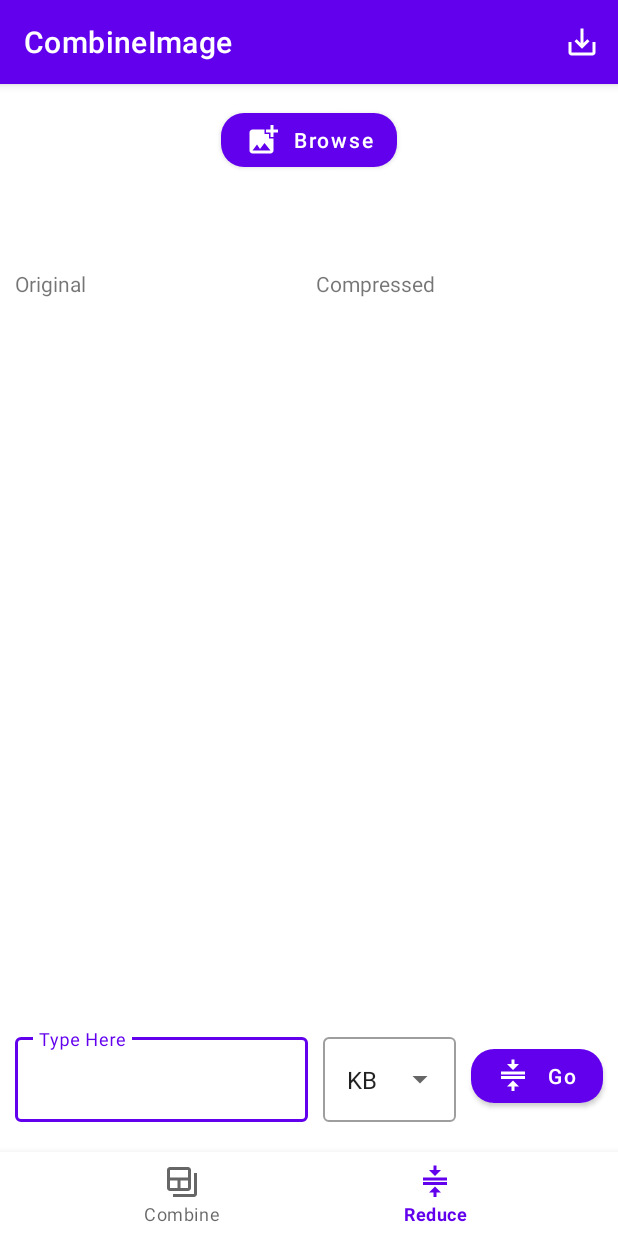
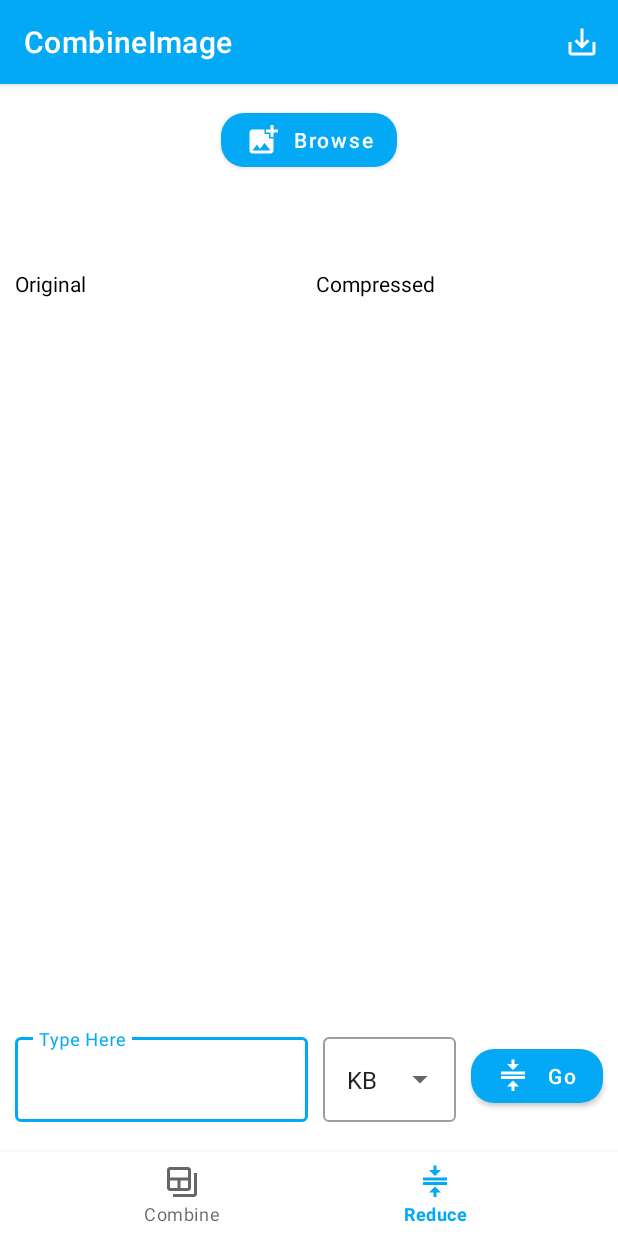
Before and after one commit to dhavanikgithub/CombineImage, an Android app: the screen it shows after launch (ReduceActivity), item 2 of the bottom bar chosen, on a phone screen of 412 x 824 dp. Run offline under Robolectric (Android 15) with nearby library versions, the phone set to English and light mode, and no system bars; our stand-ins replace sdp/ssp sizes; libraries missing offline, so code that uses them is left out: com.karumi.dexter, com.nareshchocha.filepickerlibrary, id.zelory.compressor, it.xabaras.android.

Commit message:
Improve User Interface

```diff
--- a/app/src/main/java/com/example/combineimage/CombineImageActivity.kt
+++ b/app/src/main/java/com/example/combineimage/CombineImageActivity.kt
@@ -22,7 +22,7 @@ import com.example.combineimage.utils.Utility.Companion.filePathToBitmap
 import com.example.combineimage.utils.Utility.Companion.uriToBitmap
 import com.google.android.material.navigation.NavigationBarView
 import com.google.android.material.snackbar.Snackbar
-import com.nareshchocha.filepickerlibrary.models.DocumentFilePickerConfig
+import com.nareshchocha.filepickerlibrary.models.*
 import com.nareshchocha.filepickerlibrary.ui.FilePicker
 import com.nareshchocha.filepickerlibrary.utilities.appConst.Const
 import it.xabaras.android.recyclerview.swipedecorator.RecyclerViewSwipeDecorator
@@ -121,17 +121,24 @@ class CombineImageActivity : AppCompatActivity(), NavigationBarView.OnItemSelect
 
     private fun openImagePicker() {
         val intent = FilePicker.Builder(this)
-            .addPickDocumentFile(
-                DocumentFilePickerConfig(
-                    popUpIcon = R.drawable.ic_file,// DrawableRes Id
-                    popUpText = "File Media",
+            .addPickMedia(
+                PickMediaConfig(
+                    popUpIcon = R.drawable.ic_photo,// DrawableRes Id
+                    popUpText = "Image",
                     allowMultiple = true,// set Multiple pick file
                     maxFiles = 5,// max files working only in android latest version
-                    mMimeTypes = listOf("image/*"),// added Multiple MimeTypes
+                    mPickMediaType = PickMediaType.ImageOnly,
                     askPermissionTitle = null, // set Permission ask Title
                     askPermissionMessage = null,// set Permission ask Message
                     settingPermissionTitle = null,// set Permission setting Title
                     settingPermissionMessage = null,// set Permission setting Message
+                ),
+            )
+            .setPopUpConfig(
+                PopUpConfig(
+                    chooserTitle = "Choose Image",
+                    mPopUpType = PopUpType.BOTTOM_SHEET,// PopUpType.BOTTOM_SHEET Or PopUpType.DIALOG
+                    mOrientation = RecyclerView.HORIZONTAL // RecyclerView.VERTICAL or RecyclerView.HORIZONTAL
                 )
             )
             .build()
--- a/app/src/main/java/com/example/combineimage/ImageCropperActivity.kt
+++ b/app/src/main/java/com/example/combineimage/ImageCropperActivity.kt
@@ -6,6 +6,7 @@ import androidx.appcompat.app.AppCompatActivity
 import android.os.Bundle
 import com.example.combineimage.databinding.ActivityImageCropperBinding
 import com.yalantis.ucrop.UCrop
+import com.yalantis.ucrop.model.AspectRatio
 import java.io.File
 import java.util.UUID
 
@@ -26,11 +27,10 @@ class ImageCropperActivity : AppCompatActivity() {
         options.setCompressionQuality(100)
         options.setFreeStyleCropEnabled(true)
         options.setShowCropGrid(true)
-        options.setShowCropFrame(true)
+        options.withAspectRatio(0F,0F)
 
         UCrop.of(fileUri,Uri.fromFile(File(cacheDir,dest_uri)))
             .withOptions(options)
-            .withAspectRatio(0F, 0F)
             .start(this)
 
 
--- a/app/src/main/java/com/example/combineimage/ReduceActivity.kt
+++ b/app/src/main/java/com/example/combineimage/ReduceActivity.kt
@@ -9,6 +9,7 @@ import android.view.MenuItem
 import android.widget.ArrayAdapter
 import androidx.activity.result.contract.ActivityResultContracts
 import androidx.appcompat.app.AppCompatActivity
+import androidx.recyclerview.widget.RecyclerView
 import com.bumptech.glide.Glide
 import com.bumptech.glide.load.resource.drawable.DrawableTransitionOptions
 import com.example.combineimage.databinding.ActivityReduceBinding
@@ -22,7 +23,7 @@ import com.example.combineimage.utils.Utility.Companion.getDownloadFolderPath
 import com.example.combineimage.utils.Utility.Companion.getFileSize
 import com.example.combineimage.utils.Utility.Companion.showToast
 import com.google.android.material.navigation.NavigationBarView
-import com.nareshchocha.filepickerlibrary.models.DocumentFilePickerConfig
+import com.nareshchocha.filepickerlibrary.models.*
 import com.nareshchocha.filepickerlibrary.ui.FilePicker
 import com.nareshchocha.filepickerlibrary.utilities.appConst.Const
 import id.zelory.compressor.Compressor
@@ -202,17 +203,24 @@ class ReduceActivity : AppCompatActivity(), NavigationBarView.OnItemSelectedList
 
     private fun openImagePicker() {
         val intent = FilePicker.Builder(this)
-            .addPickDocumentFile(
-                DocumentFilePickerConfig(
-                    popUpIcon = R.drawable.ic_file,// DrawableRes Id
-                    popUpText = "File Media",
+            .addPickMedia(
+                PickMediaConfig(
+                    popUpIcon = R.drawable.ic_photo,// DrawableRes Id
+                    popUpText = "Image",
                     allowMultiple = false,// set Multiple pick file
                     maxFiles = 1,// max files working only in android latest version
-                    mMimeTypes = listOf("image/*"),// added Multiple MimeTypes
+                    mPickMediaType = PickMediaType.ImageOnly,
                     askPermissionTitle = null, // set Permission ask Title
                     askPermissionMessage = null,// set Permission ask Message
                     settingPermissionTitle = null,// set Permission setting Title
                     settingPermissionMessage = null,// set Permission setting Message
+                ),
+            )
+            .setPopUpConfig(
+                PopUpConfig(
+                    chooserTitle = "Choose Image",
+                    mPopUpType = PopUpType.BOTTOM_SHEET,// PopUpType.BOTTOM_SHEET Or PopUpType.DIALOG
+                    mOrientation = RecyclerView.HORIZONTAL // RecyclerView.VERTICAL or RecyclerView.HORIZONTAL
                 )
             )
             .build()
--- /dev/null
+++ b/app/src/main/res/drawable/active_border.xml
@@ -0,0 +1,5 @@
+<?xml version="1.0" encoding="utf-8"?>
+<shape xmlns:android="http://schemas.android.com/apk/res/android" android:shape="rectangle" >
+    <stroke android:width="1dip" android:color="#3592C4"/>
+    <corners android:radius="5dp"/>
+</shape>
--- /dev/null
+++ b/app/src/main/res/drawable/border.xml
@@ -0,0 +1,5 @@
+<?xml version="1.0" encoding="utf-8"?>
+<shape xmlns:android="http://schemas.android.com/apk/res/android" android:shape="rectangle" >
+    <stroke android:width="1dip" android:color="#AFAFAF"/>
+    <corners android:radius="5dp"/>
+</shape>
--- /dev/null
+++ b/app/src/main/res/drawable/ic_active_vertical_view.xml
@@ -0,0 +1,5 @@
+<vector android:height="24dp" android:tint="#3592C4"
+    android:viewportHeight="24" android:viewportWidth="24"
+    android:width="24dp" xmlns:android="http://schemas.android.com/apk/res/android">
+    <path android:fillColor="@android:color/white" android:pathData="M5.33,20H4c-1.1,0 -2,-0.9 -2,-2V6c0,-1.1 0.9,-2 2,-2h1.33c1.1,0 2,0.9 2,2v12C7.33,19.1 6.44,20 5.33,20zM22,18V6c0,-1.1 -0.9,-2 -2,-2h-1.33c-1.1,0 -2,0.9 -2,2v12c0,1.1 0.9,2 2,2H20C21.11,20 22,19.1 22,18zM14.67,18V6c0,-1.1 -0.9,-2 -2,-2h-1.33c-1.1,0 -2,0.9 -2,2v12c0,1.1 0.9,2 2,2h1.33C13.77,20 14.67,19.1 14.67,18z"/>
+</vector>
--- a/app/src/main/res/drawable/ic_camera.xml
+++ b/app/src/main/res/drawable/ic_camera.xml
@@ -1,4 +1,4 @@
-<vector android:height="24dp" android:tint="#000000"
+<vector android:height="24dp" android:tint="#3592C4"
     android:viewportHeight="24" android:viewportWidth="24"
     android:width="24dp" xmlns:android="http://schemas.android.com/apk/res/android">
     <path android:fillColor="@android:color/white" android:pathData="M9.4,10.5l4.77,-8.26C13.47,2.09 12.75,2 12,2c-2.4,0 -4.6,0.85 -6.32,2.25l3.66,6.35 0.06,-0.1zM21.54,9c-0.92,-2.92 -3.15,-5.26 -6,-6.34L11.88,9h9.66zM21.8,10h-7.49l0.29,0.5 4.76,8.25C21,16.97 22,14.61 22,12c0,-0.69 -0.07,-1.35 -0.2,-2zM8.54,12l-3.9,-6.75C3.01,7.03 2,9.39 2,12c0,0.69 0.07,1.35 0.2,2h7.49l-1.15,-2zM2.46,15c0.92,2.92 3.15,5.26 6,6.34L12.12,15L2.46,15zM13.73,15l-3.9,6.76c0.7,0.15 1.42,0.24 2.17,0.24 2.4,0 4.6,-0.85 6.32,-2.25l-3.66,-6.35 -0.93,1.6z"/>
--- a/app/src/main/res/drawable/ic_crop.xml
+++ b/app/src/main/res/drawable/ic_crop.xml
@@ -1,4 +1,4 @@
-<vector android:height="24dp" android:tint="#000000"
+<vector android:height="24dp" android:tint="#EF7D1D"
     android:viewportHeight="24" android:viewportWidth="24"
     android:width="24dp" xmlns:android="http://schemas.android.com/apk/res/android">
     <path android:fillColor="@android:color/white" android:pathData="M17,15h2V7c0,-1.1 -0.9,-2 -2,-2H9v2h8v8zM7,17V1H5v4H1v2h4v10c0,1.1 0.9,2 2,2h10v4h2v-4h4v-2H7z"/>
--- a/app/src/main/res/drawable/ic_mirror.xml
+++ b/app/src/main/res/drawable/ic_mirror.xml
@@ -1,4 +1,4 @@
-<vector android:height="24dp" android:tint="#000000"
+<vector android:height="24dp" android:tint="#6750A4"
     android:viewportHeight="24" android:viewportWidth="24"
     android:width="24dp" xmlns:android="http://schemas.android.com/apk/res/android">
     <path android:fillColor="@android:color/white" android:pathData="M15,21h2v-2h-2v2zM19,9h2L21,7h-2v2zM3,5v14c0,1.1 0.9,2 2,2h4v-2L5,19L5,5h4L9,3L5,3c-1.1,0 -2,0.9 -2,2zM19,3v2h2c0,-1.1 -0.9,-2 -2,-2zM11,23h2L13,1h-2v22zM19,17h2v-2h-2v2zM15,5h2L17,3h-2v2zM19,13h2v-2h-2v2zM19,21c1.1,0 2,-0.9 2,-2h-2v2z"/>
--- a/app/src/main/res/drawable/ic_photo.xml
+++ b/app/src/main/res/drawable/ic_photo.xml
@@ -1,4 +1,4 @@
-<vector android:height="24dp" android:tint="#000000"
+<vector android:height="24dp" android:tint="#3592C4"
     android:viewportHeight="24" android:viewportWidth="24"
     android:width="24dp" xmlns:android="http://schemas.android.com/apk/res/android">
     <path android:fillColor="@android:color/white" android:pathData="M21,19V5c0,-1.1 -0.9,-2 -2,-2H5c-1.1,0 -2,0.9 -2,2v14c0,1.1 0.9,2 2,2h14c1.1,0 2,-0.9 2,-2zM8.5,13.5l2.5,3.01L14.5,12l4.5,6H5l3.5,-4.5z"/>
--- /dev/null
+++ b/app/src/main/res/drawable/ic_vertical_view.xml
@@ -0,0 +1,5 @@
+<vector android:height="24dp" android:tint="#AFAFAF"
+    android:viewportHeight="24" android:viewportWidth="24"
+    android:width="24dp" xmlns:android="http://schemas.android.com/apk/res/android">
+    <path android:fillColor="@android:color/white" android:pathData="M5.33,20H4c-1.1,0 -2,-0.9 -2,-2V6c0,-1.1 0.9,-2 2,-2h1.33c1.1,0 2,0.9 2,2v12C7.33,19.1 6.44,20 5.33,20zM22,18V6c0,-1.1 -0.9,-2 -2,-2h-1.33c-1.1,0 -2,0.9 -2,2v12c0,1.1 0.9,2 2,2H20C21.11,20 22,19.1 22,18zM14.67,18V6c0,-1.1 -0.9,-2 -2,-2h-1.33c-1.1,0 -2,0.9 -2,2v12c0,1.1 0.9,2 2,2h1.33C13.77,20 14.67,19.1 14.67,18z"/>
+</vector>
--- a/app/src/main/res/layout/activity_permission.xml
+++ b/app/src/main/res/layout/activity_permission.xml
@@ -14,7 +14,7 @@
         android:layout_marginTop="20dp"
         android:fontFamily="sans-serif"
         android:text="@string/need_permissions"
-        android:textColor="#000000"
+        style="?android:textViewStyle"
         android:textSize="24sp"
         android:textStyle="bold"
         app:layout_constraintEnd_toEndOf="parent"
@@ -74,7 +74,7 @@
                     android:layout_width="wrap_content"
                     android:layout_height="wrap_content"
                     android:text="@string/storage_permission_name"
-                    android:textColor="#000000"
+                    style="?android:textViewStyle"
                     android:textSize="16sp"
                     android:textStyle="bold" />
 
@@ -154,7 +154,7 @@
                     android:layout_width="wrap_content"
                     android:layout_height="wrap_content"
                     android:text="@string/camera_permission_name"
-                    android:textColor="#000000"
+                    style="?android:textViewStyle"
                     android:textSize="16sp"
                     android:textStyle="bold" />
 
--- a/app/src/main/res/layout/simple_spinner_item.xml
+++ b/app/src/main/res/layout/simple_spinner_item.xml
@@ -9,4 +9,4 @@
     android:gravity="center_vertical"
     android:ellipsize="marquee"
     android:textAlignment="inherit"
-    android:textColor="@color/black" />
+    style="?android:textViewStyle" />
--- a/app/src/main/res/values-night/themes.xml
+++ b/app/src/main/res/values-night/themes.xml
@@ -2,15 +2,33 @@
     <!-- Base application theme. -->
     <style name="Theme.CombineImage" parent="Theme.MaterialComponents.DayNight.DarkActionBar">
         <!-- Primary brand color. -->
-        <item name="colorPrimary">@color/purple_200</item>
-        <item name="colorPrimaryVariant">@color/purple_700</item>
-        <item name="colorOnPrimary">@color/black</item>
+        <item name="colorPrimary">#FFDC143C</item> <!-- Crimson 500 -->
+        <item name="colorPrimaryVariant">#FFB7001F</item> <!-- Crimson 700 -->
+        <item name="colorOnPrimary">#FFFFFFFF</item> <!-- White -->
+
         <!-- Secondary brand color. -->
-        <item name="colorSecondary">@color/teal_200</item>
-        <item name="colorSecondaryVariant">@color/teal_200</item>
-        <item name="colorOnSecondary">@color/black</item>
+        <item name="colorSecondary">#FFFF8080</item> <!-- Light Coral 200 -->
+        <item name="colorSecondaryVariant">#FFFF8080</item> <!-- Light Coral 200 -->
+        <item name="colorOnSecondary">#FF000000</item> <!-- Black -->
+
         <!-- Status bar color. -->
         <item name="android:statusBarColor">?attr/colorPrimaryVariant</item>
+
         <!-- Customize your theme here. -->
+
+        <item name="android:textViewStyle">@style/TextAppearance.DarkTheme</item>
     </style>
+
+    <!-- Custom style for TextView in Dark Theme -->
+    <style name="TextAppearance.DarkTheme">
+        <item name="android:textColor">@color/text_color_dark</item>
+        <!-- Add other text appearance attributes for the dark theme if needed -->
+    </style>
+
+    <style name="CustomDialogTheme">
+        <item name="android:windowBackground">@android:color/transparent</item>
+    </style>
+
+    <style name="TextAppearance"></style>
+
 </resources>
--- a/app/src/main/res/values/colors.xml
+++ b/app/src/main/res/values/colors.xml
@@ -1,7 +1,7 @@
 <?xml version="1.0" encoding="utf-8"?>
 <resources>
     <color name="purple_200">#FFBB86FC</color>
-    <color name="purple_500">#FF6200EE</color>
+    <color name="purple_500">#FF4CAF50</color>
     <color name="purple_700">#FF3700B3</color>
     <color name="teal_200">#FF03DAC5</color>
     <color name="teal_700">#FF018786</color>
@@ -11,4 +11,8 @@
     <color name="dialogBackground">#60000000</color>
     <color name="permissionDoneText">#45C560</color>
     <color name="permissionAllowText">#0C79F5</color>
+
+    <color name="text_color_light">#FF000000</color> <!-- Black -->
+    <color name="text_color_dark">#FFFFFFFF</color> <!-- White -->
+
 </resources>
--- a/app/src/main/res/values/themes.xml
+++ b/app/src/main/res/values/themes.xml
@@ -2,27 +2,31 @@
     <!-- Base application theme. -->
     <style name="Theme.CombineImage" parent="Theme.MaterialComponents.DayNight.DarkActionBar">
         <!-- Primary brand color. -->
-        <item name="colorPrimary">@color/purple_500</item>
-        <item name="colorPrimaryVariant">@color/purple_700</item>
-        <item name="colorOnPrimary">@color/white</item>
+        <item name="colorPrimary">#FF03A9F4</item> <!-- Deep Sky Blue 500 -->
+        <item name="colorPrimaryVariant">#FF0288D1</item> <!-- Deep Sky Blue 700 -->
+        <item name="colorOnPrimary">#FFFFFFFF</item> <!-- White -->
+
         <!-- Secondary brand color. -->
-        <item name="colorSecondary">@color/teal_200</item>
-        <item name="colorSecondaryVariant">@color/teal_700</item>
-        <item name="colorOnSecondary">@color/black</item>
+        <item name="colorSecondary">#FFFFA07A</item> <!-- Light Salmon 200 -->
+        <item name="colorSecondaryVariant">#FFFFA07A</item> <!-- Light Salmon 200 -->
+        <item name="colorOnSecondary">#FF000000</item> <!-- Black -->
+
         <!-- Status bar color. -->
         <item name="android:statusBarColor">?attr/colorPrimaryVariant</item>
+
         <!-- Customize your theme here. -->
+
+        <item name="android:textViewStyle">@style/TextAppearance.LightTheme</item>
+
     </style>
 
-    <style name="BorderSeekBarCustomStyle" parent="Widget.AppCompat.SeekBar">
-        <item name="colorControlNormal">#33343F</item> <!-- Replace with your desired color -->
-        <item name="colorControlActivated">#000000</item> <!-- Replace with your desired color -->
+    <!-- Custom style for TextView in Light Theme -->
+    <style name="TextAppearance.LightTheme">
+        <item name="android:textColor">@color/text_color_light</item>
+        <!-- Add other text appearance attributes for the light theme if needed -->
     </style>
 
-    <style name="SpaceSeekBarCustomStyle" parent="Widget.AppCompat.SeekBar">
-        <item name="colorControlNormal">#E0E0E0</item> <!-- Replace with your desired color -->
-        <item name="colorControlActivated">#F7CF00</item> <!-- Replace with your desired color -->
-    </style>
+
 
     <style name="CustomDialogTheme">
         <item name="android:windowBackground">@android:color/transparent</item>
@@ -34,6 +38,7 @@
     </style>
 
     <style name="Theme.CombineImage.AppBarOverlay" parent="ThemeOverlay.AppCompat.Dark.ActionBar" />
+    <style name="Theme.CombineImage.PopupOverlay" parent="ThemeOverlay.AppCompat.Light" />
 
-    <style name="Theme.CombineImage.PopupOverlay" parent="ThemeOverlay.AppCompat.Light" />
+    <style name="TextAppearance"></style>
 </resources>
```
Also changed, not shown: app/src/main/java/com/example/combineimage/MainActivity.kt (+59 -10 lines), app/src/main/res/layout/activity_combine_image.xml (+13 -1 lines), app/src/main/res/layout/activity_main.xml (+46 -52 lines).
